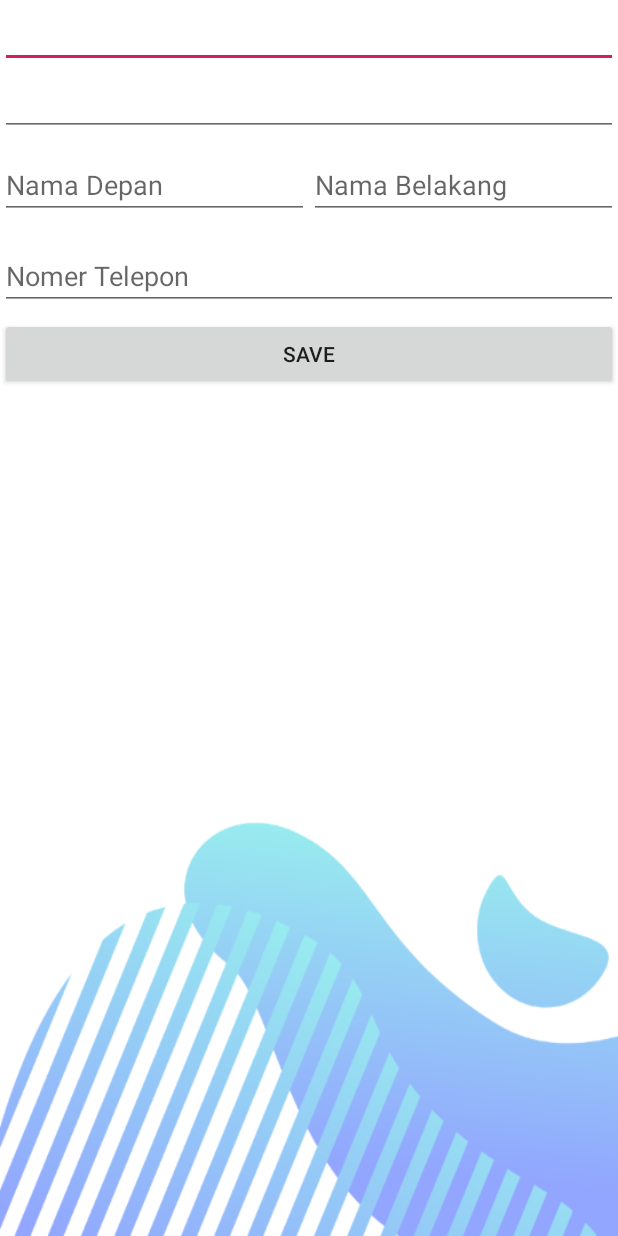
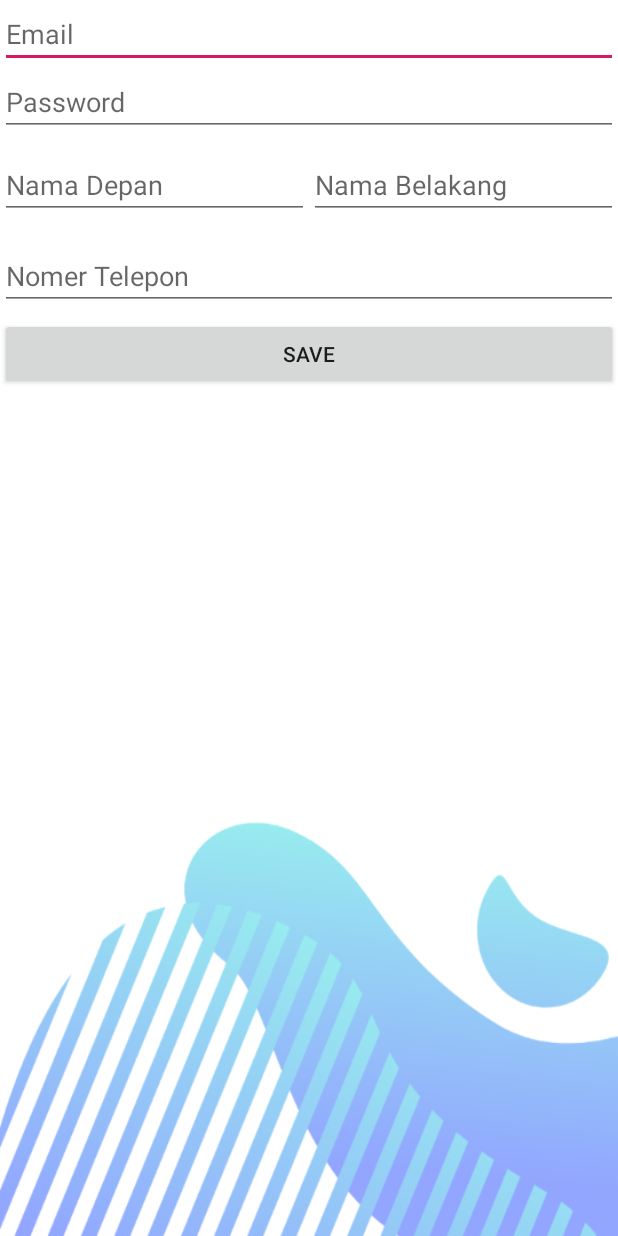
Before and after one commit to yossieadvindo/TimbangAntri, an Android app: the EditProfile screen opened directly, with no data from a screen before it, on a phone screen of 412 x 824 dp. Run offline under Robolectric (Android 15) with nearby library versions, the light colour scheme and no system bars; our stand-ins replace Firebase (no records; nobody signed in at launch, a user with empty details on screens opened directly); 5 statements that could not run were skipped.

Commit message:
nampilin_profile

```diff
--- a/app/src/main/java/data/User.kt
+++ b/app/src/main/java/data/User.kt
@@ -1,3 +1,3 @@
 package data
 
-data class User(var Email: String, var Password: String, var nama_dpn: String, var nama_blkng: String, var no_tlp: String)
+data class User(var Email: String = "-", var Password: String = "-", var nama_dpn: String = "-", var nama_blkng: String = "-", var no_tlp: String = "-")
--- a/app/src/main/java/id/ac/ukdw/timbangantri/EditProfile.kt
+++ b/app/src/main/java/id/ac/ukdw/timbangantri/EditProfile.kt
@@ -13,6 +13,7 @@ import com.google.firebase.database.*
 import data.User
 import kotlinx.android.synthetic.main.activity_edit_profile.*
 import kotlinx.android.synthetic.main.activity_home.*
+import kotlinx.android.synthetic.main.login.*
 
 class EditProfile : AppCompatActivity() {
 
@@ -20,50 +21,64 @@ class EditProfile : AppCompatActivity() {
 
     lateinit var edtEmail2: EditText
     lateinit var edtPassword2: EditText
+    lateinit var edtNamaDepan2: EditText
+    lateinit var edtNamaBelakang2: EditText
+    lateinit var edtNoHp2: EditText
 
     override fun onCreate(savedInstanceState: Bundle?) {
         super.onCreate(savedInstanceState)
         setContentView(R.layout.activity_edit_profile)
+        var uid = intent.getStringExtra("id")
 
-        edtEmail2 = findViewById(R.id.edtemail2)
-        edtPassword2 = findViewById(R.id.edtpassword2)
+        var edtEmail2: TextView = findViewById(R.id.edtemailep)
+        var edtPassword2: TextView = findViewById(R.id.edtpasswordep)
+        var edtNamaDepan2: TextView = findViewById(R.id.txtNamaDepanep)
+        var edtNamaBelakang2: TextView = findViewById(R.id.txtNamaBlkngep)
+        var edtNoHp2: TextView = findViewById(R.id.txtNoTlpep)
 
-//        val uid = FirebaseAuth.getInstance().currentUser!!.uid
-//        db = FirebaseDatabase.getInstance().getReference("user/$uid")
-//        db.addValueEventListener(object : ValueEventListener{
-//            override fun onCancelled(dataSnapshot: DatabaseError) {
+        db = FirebaseDatabase.getInstance().getReference("user/$uid")
+        db.addValueEventListener(object : ValueEventListener{
+            override fun onCancelled(dataSnapshot: DatabaseError) {
+
+            }
+
+            override fun onDataChange(data: DataSnapshot) {
+                var user = data.getValue(User::class.java)
+////                edtEmail2.setText(user!!.Email)
+                edtEmail2.text =  user!!.Email
+////                edtPassword2.setText(user!!.Password)
+                edtPassword2.text =  user!!.Password
+                //txtNamaDepan2.text = user!!.Email
+                edtNamaDepan2.text = user!!.nama_dpn
+                edtNamaBelakang2.text = user!!.nama_blkng
+                edtNoHp2.text = user!!.no_tlp
+            }
+
+        })
+
+
+
+//        val user = FirebaseAuth.getInstance().currentUser
+//        user?.let {
+//            val uid = user.uid
+//            db = FirebaseDatabase.getInstance().getReference("user").child(uid)
+//            db.addValueEventListener(object : ValueEventListener {
+//                override fun onCancelled(p0: DatabaseError) {
 //
-//            }
+//                }
 //
-//            override fun onDataChange(data: DataSnapshot) {
-//                var user = data.getValue(User::class.java)
-//                edtEmail2.setText(user!!.Email)
-//                edtpassword2.setText(user!!.Password)
-//            }
+//                override fun onDataChange(databaseSnapshot: DataSnapshot) {
+//                    edtEmail2.setText(databaseSnapshot.child("email").value!!.toString())
+//                    edtPassword2.setText(databaseSnapshot.child("password").value!!.toString())
 //
-//        })
-
-        val user = FirebaseAuth.getInstance().currentUser
-        user?.let {
-            val uid = user.uid
-            db = FirebaseDatabase.getInstance().getReference("user").child(uid)
-            db.addValueEventListener(object : ValueEventListener {
-                override fun onCancelled(p0: DatabaseError) {
-
-                }
-
-                override fun onDataChange(databaseSnapshot: DataSnapshot) {
-                    edtEmail2.setText(databaseSnapshot.child("email").value!!.toString())
-                    edtPassword2.setText(databaseSnapshot.child("password").value!!.toString())
-
-//                    var user = databaseSnapshot.getValue(User::class.java)
-//                    edtEmail2.text = user!!.Email as Editable
-//                    edtPassword2.text = user!!.Password as Editable
-
-                }
-
-            })
-        }
+////                    var user = databaseSnapshot.getValue(User::class.java)
+////                    edtEmail2.text = user!!.Email as Editable
+////                    edtPassword2.text = user!!.Password as Editable
+//
+//                }
+//
+//            })
+//        }
 
 
 
--- a/app/src/main/java/id/ac/ukdw/timbangantri/Setting.kt
+++ b/app/src/main/java/id/ac/ukdw/timbangantri/Setting.kt
@@ -18,7 +18,7 @@ class Setting: AppCompatActivity() {
 
     fun showAkun(){
         var i: Intent = Intent(this, EditProfile::class.java)
-//        i.putExtra()
+        i.putExtra("id", intent.getStringExtra("id"))
         startActivity(i)
     }
 }
--- a/app/src/main/res/layout/activity_edit_profile.xml
+++ b/app/src/main/res/layout/activity_edit_profile.xml
@@ -10,14 +10,17 @@
     tools:context=".EditProfile">
 
     <EditText
-        android:id="@+id/edtemail2"
+        android:id="@+id/edtemailep"
         android:layout_width="match_parent"
-        android:layout_height="wrap_content" />
+        android:layout_height="wrap_content"
+        android:hint="Email"/>
 
     <EditText
-        android:id="@+id/edtpassword2"
+        android:id="@+id/edtpasswordep"
         android:layout_width="match_parent"
-        android:layout_height="wrap_content"/>
+        android:layout_height="wrap_content"
+        android:hint="Password"
+        android:inputType="textPassword"/>
 
     <LinearLayout
         android:layout_width="match_parent"
@@ -27,7 +30,7 @@
         android:orientation="horizontal">
 
         <EditText
-            android:id="@+id/txtNamaDepan2"
+            android:id="@+id/txtNamaDepanep"
             android:layout_width="match_parent"
             android:layout_height="wrap_content"
             android:layout_gravity="left"
@@ -37,7 +40,7 @@
             android:inputType="textPersonName" />
 
         <EditText
-            android:id="@+id/txtNamaBlkng2"
+            android:id="@+id/txtNamaBlkngep"
             android:layout_width="match_parent"
             android:layout_height="wrap_content"
             android:layout_gravity="right"
@@ -48,7 +51,7 @@
     </LinearLayout>
 
     <EditText
-        android:id="@+id/txtNoTlp2"
+        android:id="@+id/txtNoTlpep"
         android:layout_width="match_parent"
         android:layout_height="wrap_content"
         android:layout_marginTop="10dp"
@@ -59,7 +62,7 @@
 
 
     <Button
-        android:id="@+id/btnsave2"
+        android:id="@+id/btnsaveep"
         android:layout_width="match_parent"
         android:layout_height="wrap_content"
         android:text="SAVE" />
```
Also changed, not shown: app/src/main/java/id/ac/ukdw/timbangantri/Home.kt (+8 -7 lines).
